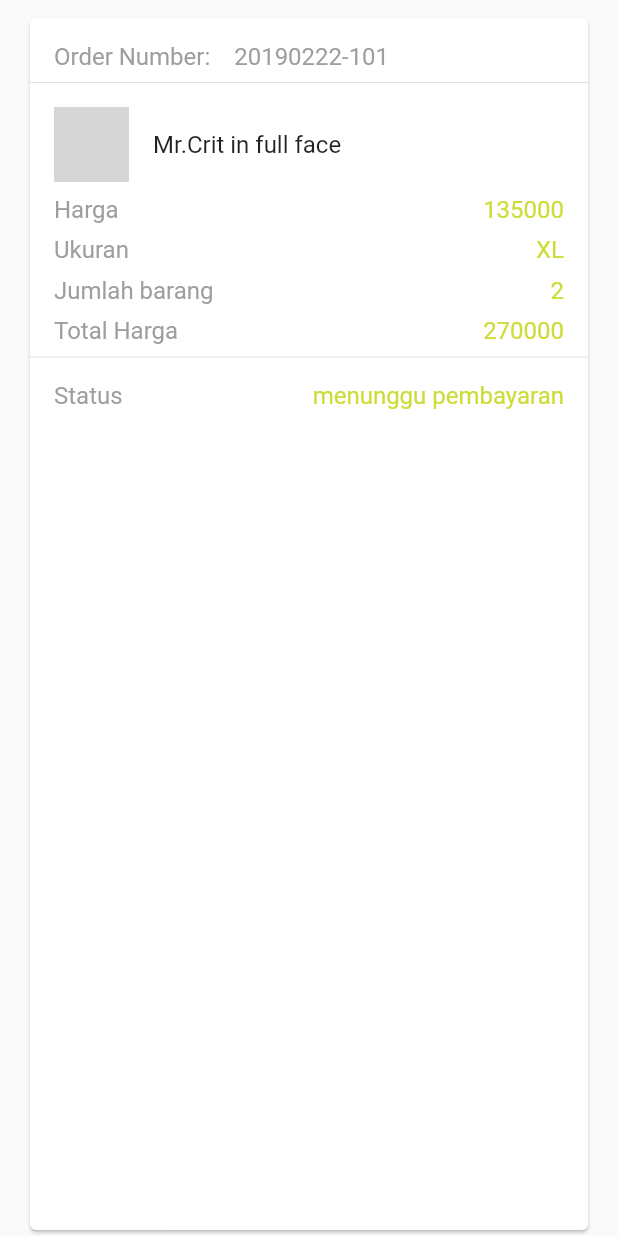
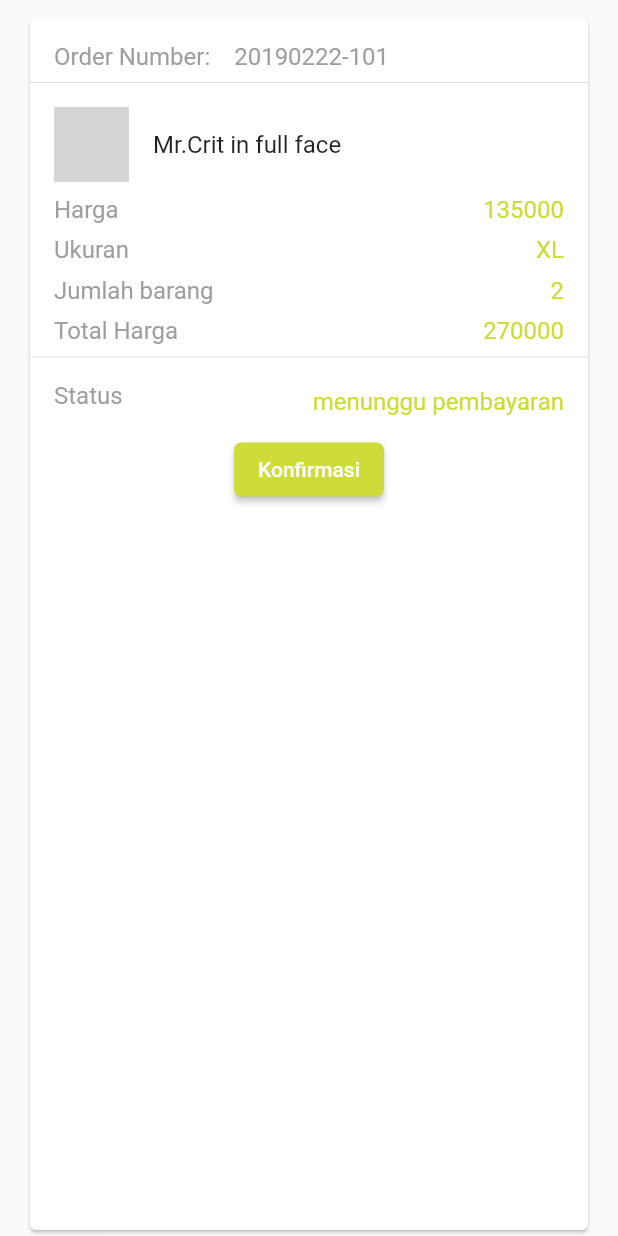
Before and after one commit to slufydufy/crit, a Flutter app: the OrderCard widget shown alone on an empty page, opened directly, on a phone screen of 412 x 824 dp. Run offline on Flutter 3.47's test engine with Material 2 defaults, Android fonts, the phone set to English and light mode, and no system bars; our stand-ins replace carousel_pro, cloud_firestore, firebase_auth; accounts and stored records are empty; network calls fail; grey boxes are pictures that could not be loaded.

Commit message:
080319ktr_2

```diff
--- a/lib/checkOut.dart
+++ b/lib/checkOut.dart
@@ -88,7 +88,7 @@ class CheckOutState extends State<CheckOut> {
       builder: (BuildContext context) {
         return AlertDialog(
           title: Text('Order Status'),
-          content: Text('Order berhasil, silahkan melakukan konfirmasi pembayaran di menu \"order saya\"'),
+          content: Text('Order berhasil, lakukan konfirmasi pembayaran di menu \"order saya\"'),
           actions: <Widget>[
             FlatButton(
               child: Text('OK'),
@@ -387,11 +387,8 @@ class CheckOutState extends State<CheckOut> {
         child: RaisedButton(
           onPressed: submitOrder,
           color: Colors.lime,
-          shape:
-              RoundedRectangleBorder(borderRadius: BorderRadius.circular(5.0)),
-          child: Text(
-            'Checkout',
-            style: TextStyle(color: Colors.white),
+          shape: RoundedRectangleBorder(borderRadius: BorderRadius.circular(5.0)),
+          child: Text('Checkout', style: TextStyle(color: Colors.white),
           ),
         ),
       ),
--- a/lib/orderList.dart
+++ b/lib/orderList.dart
@@ -37,7 +37,8 @@ class OrderCard extends StatelessWidget {
             _showQuantity(),
             _showTotalPrize(),
             Divider(),
-            _showStatus()
+            _showStatus(),
+            _showConfirmBtn()
           ],
         ),
       ),
@@ -211,7 +212,7 @@ class OrderCard extends StatelessWidget {
             ),
           ),
           Container(
-            padding: const EdgeInsets.fromLTRB(0.0, 8.0, 16.0, 16.0),
+            padding: const EdgeInsets.fromLTRB(0.0, 8.0, 16.0, 8.0),
             child: Text(
                 'menunggu pembayaran', style: TextStyle(
                   fontSize: 16.0,
@@ -223,4 +224,21 @@ class OrderCard extends StatelessWidget {
       );
   }
 
+  Widget _showConfirmBtn() {
+    return Container(
+      padding: EdgeInsets.only(bottom: 16.0),
+      child: ButtonTheme(
+        child: RaisedButton(
+          onPressed: () {
+
+          },
+          color: Colors.lime,
+          shape: RoundedRectangleBorder(borderRadius: BorderRadius.circular(5.0)),
+          child: Text('Konfirmasi', style: TextStyle(color: Colors.white),
+          ),
+        ),
+      ),
+    );
+  }
+
 }
--- a/pubspec.yaml
+++ b/pubspec.yaml
@@ -10,7 +10,7 @@ description: A new Flutter project.
 version: 1.0.0+1
 
 environment:
-  sdk: ">=2.0.0-dev.68.0 <3.0.0"
+  sdk: ">=2.1.0 <3.0.0"
 
 dependencies:
   flutter:
```
Also changed, not shown: lib/itemDetail.dart (+29 -31 lines).
